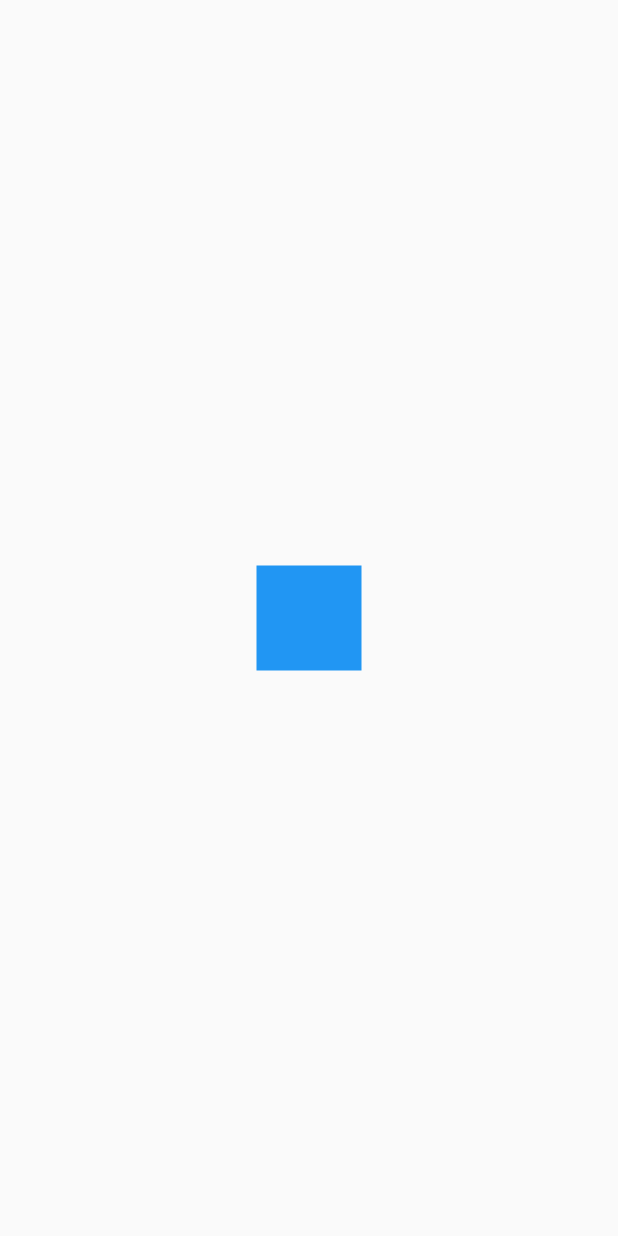
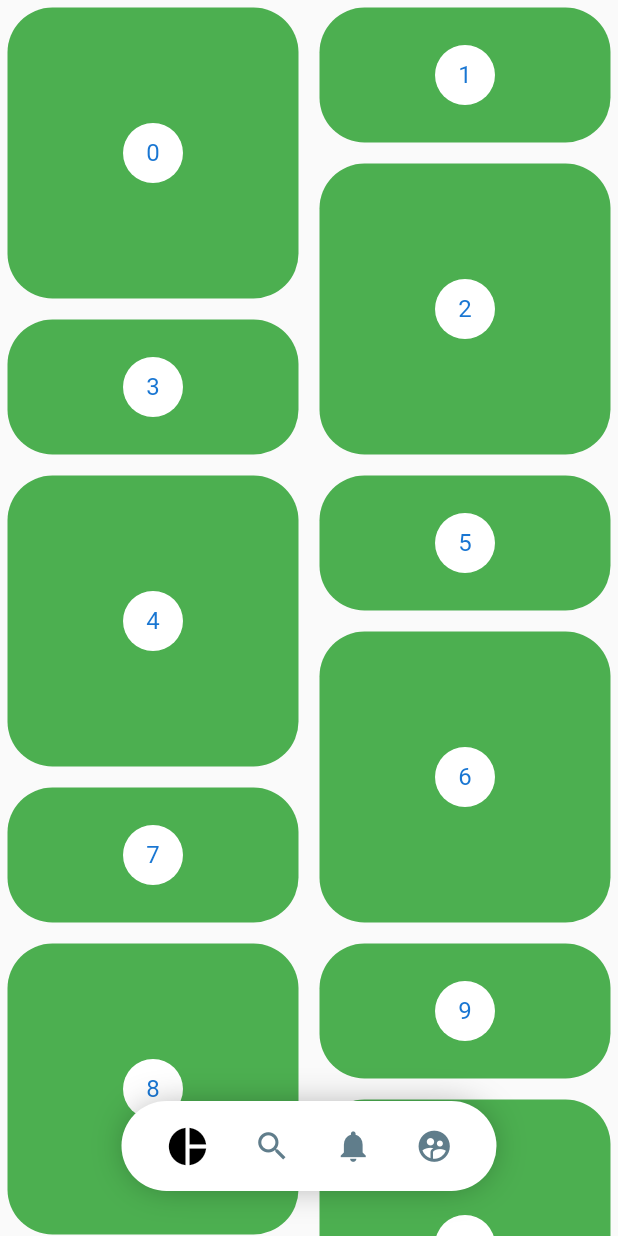
Before and after one commit to Tatsuya4610/ui_flutter, a Flutter app: the screen it shows after launch, on a phone screen of 412 x 824 dp. Run offline on Flutter 3.47's test engine with Material 2 defaults, Android fonts, the phone set to English and light mode, and no system bars; our stand-ins replace flutter_svg.

Commit message:
4th commit

```diff
--- a/lib/main.dart
+++ b/lib/main.dart
@@ -2,6 +2,7 @@ import 'package:flutter/material.dart';
 import 'package:flutter_ui/screen/circular_progress_screen.dart';
 import 'package:flutter_ui/screen/headers_screen.dart';
 import 'package:flutter_ui/screen/move_screen.dart';
+import 'package:flutter_ui/screen/pinterest_screen.dart';
 import 'package:flutter_ui/screen/slideshow_screen.dart';
 import 'screen/animation_screen.dart';
 import 'screen/circular_progress_screen.dart';
@@ -13,6 +14,7 @@ import 'screen/circular_progress_screen.dart';
 //CircularProgressScreen・・主にCustomPaintの使用。グラデーションやPaint。
 //HeadersScreen・・X,Y座標を使ったペイント。曲線のペイント。
 //SlidesShowScreen・・画面の切替。
+//PinterestScreen・・StaggeredGridView使用。画面のバーボタンをスクロールの上下で表示非表示。アニメーション使用。
 
 
 
@@ -28,7 +30,7 @@ class MyApp extends StatelessWidget {
       theme: ThemeData(
         visualDensity: VisualDensity.adaptivePlatformDensity,
       ),
-      home: MoveScreen(),
+      home: PinterestScreen(),
     );
   }
 }
--- /dev/null
+++ b/lib/model/menu_model.dart
@@ -0,0 +1,24 @@
+import 'package:flutter/cupertino.dart';
+import 'package:provider/provider.dart';
+
+class MenuModel with ChangeNotifier {
+  int _itemSelection = 0;
+  int get itemSelection => _itemSelection;
+
+  set itemSelections(int index) {
+    _itemSelection = index;
+    notifyListeners();
+  }
+
+}
+
+class ToShow with ChangeNotifier {
+  bool _toShow = true;
+
+  bool get toShow => _toShow;
+
+  set toShows(bool show) {
+    _toShow = show;
+    notifyListeners();
+  }
+}
--- /dev/null
+++ b/lib/screen/pinterest_screen.dart
@@ -0,0 +1,25 @@
+import 'package:flutter/material.dart';
+import 'package:flutter_ui/widgets/pinterest_grid.dart';
+import 'package:flutter_ui/model/menu_model.dart';
+import 'package:provider/provider.dart';
+import 'package:flutter_ui/widgets/pinterest_menu_location.dart';
+
+class PinterestScreen extends StatelessWidget {
+  @override
+  Widget build(BuildContext context) {
+    return MultiProvider(
+      providers: [
+        ChangeNotifierProvider(create: (_) => MenuModel()),
+        ChangeNotifierProvider(create: (_) => ToShow()),
+      ],
+      child: Scaffold(
+        body: Stack(
+          children: <Widget>[
+            PinterestGrid(),
+            PinterestMenuLocation(),
+          ],
+        ),
+      ),
+    );
+  }
+}
--- /dev/null
+++ b/lib/widgets/pinterest_grid.dart
@@ -0,0 +1,72 @@
+import 'package:flutter/material.dart';
+import 'package:flutter_ui/model/menu_model.dart';
+import 'package:provider/provider.dart';
+import 'package:flutter_staggered_grid_view/flutter_staggered_grid_view.dart';
+class PinterestGrid extends StatefulWidget {
+  @override
+  _PinterestGridState createState() => _PinterestGridState();
+}
+
+class _PinterestGridState extends State<PinterestGrid> {
+  final ScrollController _controller = ScrollController();
+  double scrollPrevious = 0;
+
+  @override
+  void initState() {
+    _controller.addListener(() {
+      if (_controller.offset > scrollPrevious && _controller.offset > 150) {
+        //_controller.offset > 150の理由は一番上までスクロールすると
+        // 反動で画面が下がり、ボタンが消えてしまうから
+        //スクロールが下へ下がればfalse,
+        Provider.of<ToShow>(context, listen: false).toShows = false;
+      } else {
+        //スクロールが上へ上がればtrue,
+        Provider.of<ToShow>(context, listen: false).toShows = true;
+      }
+      scrollPrevious = _controller.offset;
+    });
+    super.initState();
+  }
+
+  @override
+  void dispose() {
+    _controller.dispose();
+    super.dispose();
+  }
+
+  @override
+  Widget build(BuildContext context) {
+    return StaggeredGridView.countBuilder(
+      controller: _controller,
+      crossAxisCount: 4,
+      itemCount: 50,
+      itemBuilder: (BuildContext context, int index) => _PinterestItem(index),
+      staggeredTileBuilder: (int index) =>
+          StaggeredTile.count(2, index.isEven ? 2 : 1),
+      mainAxisSpacing: 4.0,
+      crossAxisSpacing: 4.0,
+    );
+  }
+}
+
+class _PinterestItem extends StatelessWidget {
+  final int index;
+  _PinterestItem(this.index);
+
+  @override
+  Widget build(BuildContext context) {
+    return Container(
+      margin: EdgeInsets.all(5),
+      decoration: BoxDecoration(
+        color: Colors.green,
+        borderRadius: BorderRadius.all(Radius.circular(30)),
+      ),
+      child: Center(
+        child: CircleAvatar(
+          backgroundColor: Colors.white,
+          child: Text('$index'),
+        ),
+      ),
+    );
+  }
+}
--- /dev/null
+++ b/lib/widgets/pinterest_menu.dart
@@ -0,0 +1,81 @@
+import 'package:flutter/material.dart';
+import 'package:flutter_ui/model/menu_model.dart';
+import 'package:provider/provider.dart';
+
+class PinterestButton {
+  final Function onPressed;
+  final IconData icon;
+  PinterestButton({
+    this.onPressed,
+    this.icon,
+  });
+}
+
+class PinterestMenu extends StatelessWidget {
+  final List<PinterestButton> items;
+  PinterestMenu({this.items});
+
+  @override
+  Widget build(BuildContext context) {
+    return Container(
+      child: _MenuItems(items),
+      width: 250,
+      height: 60,
+      decoration: BoxDecoration(
+          color: Colors.white,
+          borderRadius: BorderRadius.all(
+            Radius.circular(100),
+          ),
+          boxShadow: <BoxShadow>[
+            BoxShadow(
+              color: Colors.black38,
+              // offset: Offset(10,10),
+              blurRadius: 20, //ぼやけ。
+              spreadRadius: -5, //輪郭。
+            )
+          ]),
+    );
+  }
+}
+
+class _MenuItems extends StatelessWidget {
+  final List<PinterestButton> menuItems;
+  _MenuItems(this.menuItems);
+  @override
+  Widget build(BuildContext context) {
+    return Row(
+      mainAxisAlignment: MainAxisAlignment.spaceEvenly,
+      children: List.generate(
+          menuItems.length,
+          (index) => _PinterestButton(
+                items: menuItems[index],
+                index: index,
+              )),
+    );
+  }
+}
+
+class _PinterestButton extends StatelessWidget {
+  final PinterestButton items;
+  final int index;
+  _PinterestButton({this.items, this.index});
+  @override
+  Widget build(BuildContext context) {
+    final itemSelection = Provider.of<MenuModel>(context).itemSelection;
+    return GestureDetector(
+      onTap: () {
+        Provider.of<MenuModel>(context, listen: false).itemSelections =
+            index; //MenuModelへ選択番号を記録。
+        items.onPressed();
+      },
+      behavior: HitTestBehavior.translucent,
+      child: Container(
+        child: Icon(
+          items.icon,
+          size: (itemSelection == index) ? 30 : 25,
+          color: (itemSelection == index) ? Colors.black : Colors.blueGrey,
+        ),
+      ),
+    );
+  }
+}
--- /dev/null
+++ b/lib/widgets/pinterest_menu_location.dart
@@ -0,0 +1,45 @@
+import 'package:flutter/material.dart';
+import 'package:flutter_ui/widgets/pinterest_menu.dart';
+import 'package:provider/provider.dart';
+import 'package:flutter_ui/model/menu_model.dart';
+
+class PinterestMenuLocation extends StatelessWidget {
+  @override
+  Widget build(BuildContext context) {
+    final width = MediaQuery.of(context).size.width;
+    final toShow = Provider.of<ToShow>(context).toShow;
+    return Positioned(
+      bottom: 30,
+      child: Container(
+        width: width,
+        child: Align(
+          alignment: Alignment.center,
+          child: AnimatedOpacity(
+            opacity: (toShow) ? 1 : 0,
+            duration: Duration(milliseconds: 250),
+            child: PinterestMenu(
+              items: [
+                PinterestButton(
+                  icon: Icons.pie_chart,
+                  onPressed: () {},
+                ),
+                PinterestButton(
+                  icon: Icons.search,
+                  onPressed: () {},
+                ),
+                PinterestButton(
+                  icon: Icons.notifications,
+                  onPressed: () {},
+                ),
+                PinterestButton(
+                  icon: Icons.supervised_user_circle,
+                  onPressed: () {},
+                )
+              ],
+            ),
+          ),
+        ),
+      ),
+    );
+  }
+}
--- a/pubspec.yaml
+++ b/pubspec.yaml
@@ -30,6 +30,7 @@ dependencies:
   cupertino_icons: ^1.0.0
   flutter_svg: ^0.19.0
   provider: ^4.3.2+2
+  flutter_staggered_grid_view: ^0.3.2
 
 dev_dependencies:
   flutter_test:
```
Also changed, not shown: pubspec.lock.
